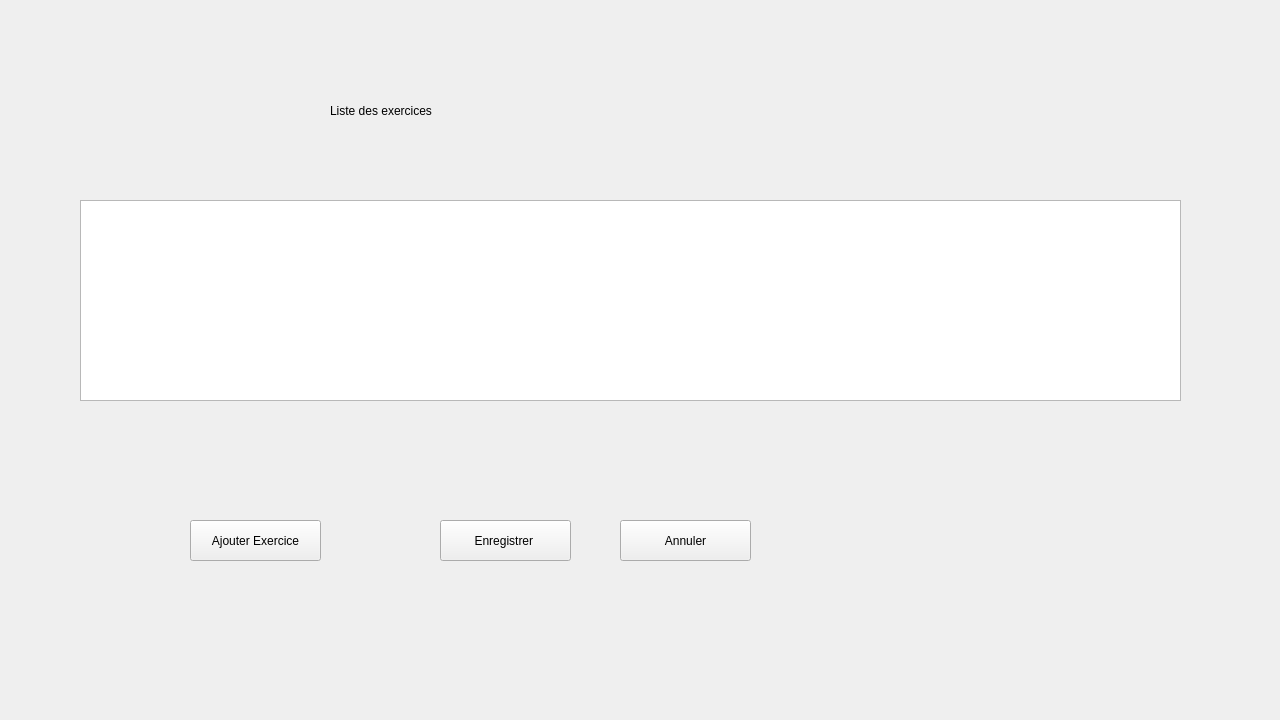
The window that Exercices.ui (KMerzak/HMI_ORTHESE) describes before a commit, drawn with Qt 5.
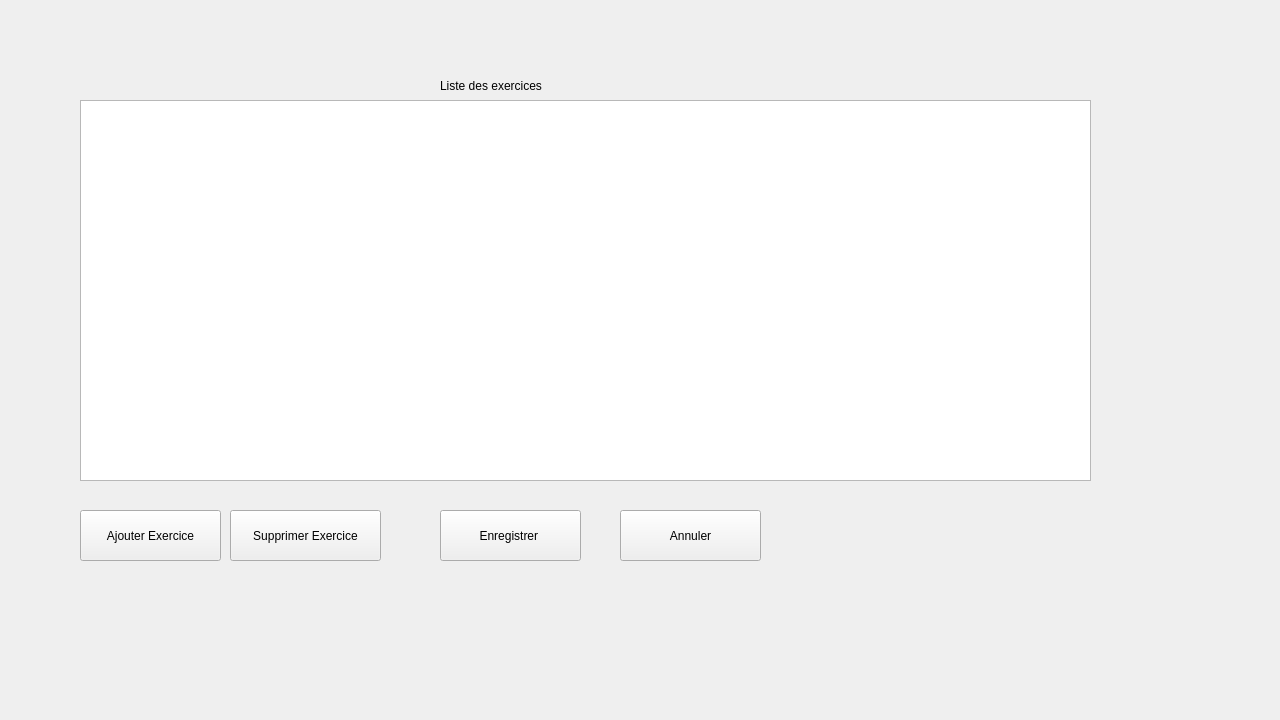
The same window after the commit.

```diff
--- a/Exercices.ui
+++ b/Exercices.ui
@@ -25,10 +25,10 @@
   <widget class="QPushButton" name="pushButton_2">
    <property name="geometry">
     <rect>
-     <x>190</x>
-     <y>520</y>
-     <width>131</width>
-     <height>41</height>
+     <x>80</x>
+     <y>510</y>
+     <width>141</width>
+     <height>51</height>
     </rect>
    </property>
    <property name="text">
@@ -39,9 +39,9 @@
    <property name="geometry">
     <rect>
      <x>440</x>
-     <y>520</y>
-     <width>131</width>
-     <height>41</height>
+     <y>510</y>
+     <width>141</width>
+     <height>51</height>
     </rect>
    </property>
    <property name="text">
@@ -55,9 +55,9 @@
    <property name="geometry">
     <rect>
      <x>620</x>
-     <y>520</y>
-     <width>131</width>
-     <height>41</height>
+     <y>510</y>
+     <width>141</width>
+     <height>51</height>
     </rect>
    </property>
    <property name="text">
@@ -67,10 +67,10 @@
   <widget class="QLabel" name="label">
    <property name="geometry">
     <rect>
-     <x>330</x>
-     <y>100</y>
-     <width>171</width>
-     <height>21</height>
+     <x>440</x>
+     <y>60</y>
+     <width>211</width>
+     <height>51</height>
     </rect>
    </property>
    <property name="text">
@@ -81,12 +81,25 @@
    <property name="geometry">
     <rect>
      <x>80</x>
-     <y>200</y>
-     <width>1101</width>
-     <height>201</height>
+     <y>100</y>
+     <width>1011</width>
+     <height>381</height>
     </rect>
    </property>
   </widget>
+  <widget class="QPushButton" name="buttDelExo">
+   <property name="geometry">
+    <rect>
+     <x>230</x>
+     <y>510</y>
+     <width>151</width>
+     <height>51</height>
+    </rect>
+   </property>
+   <property name="text">
+    <string>Supprimer Exercice</string>
+   </property>
+  </widget>
  </widget>
  <resources/>
  <connections/>
```
Left out of the diff: 4 changed lines with no effect on the pictures.
